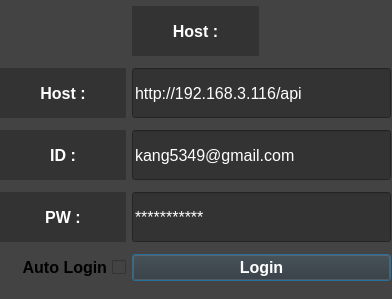
This is kkw/PJT_2st/Login.ui in KKW0/pizza_api as Qt 5 draws it before an edit. The edited form follows.
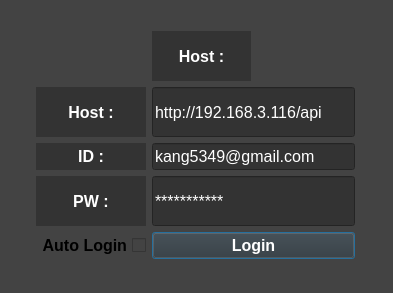
This is the edited form.

Patch:
```diff
--- a/kkw/PJT_2st/Login.ui
+++ b/kkw/PJT_2st/Login.ui
@@ -6,8 +6,8 @@
    <rect>
     <x>0</x>
     <y>0</y>
-    <width>392</width>
-    <height>299</height>
+    <width>393</width>
+    <height>293</height>
    </rect>
   </property>
   <property name="windowTitle">
@@ -26,8 +26,24 @@
     </rect>
    </property>
    <layout class="QGridLayout" name="gridLayout">
-    <item row="3" column="0">
-     <widget class="QLabel" name="PW">
+    <item row="4" column="5">
+     <widget class="QLabel" name="Sin_File_Path_8">
+      <property name="maximumSize">
+       <size>
+        <width>30</width>
+        <height>25</height>
+       </size>
+      </property>
+      <property name="styleSheet">
+       <string notr="true"/>
+      </property>
+      <property name="text">
+       <string/>
+      </property>
+     </widget>
+    </item>
+    <item row="3" column="1">
+     <widget class="QLabel" name="Name">
       <property name="maximumSize">
        <size>
         <width>16777215</width>
@@ -46,7 +62,7 @@
 color: white;</string>
       </property>
       <property name="text">
-       <string>PW :</string>
+       <string>Host :</string>
       </property>
       <property name="alignment">
        <set>Qt::AlignCenter</set>
@@ -54,6 +70,49 @@
      </widget>
     </item>
     <item row="4" column="0">
+     <widget class="QLabel" name="Sin_File_Path_7">
+      <property name="maximumSize">
+       <size>
+        <width>30</width>
+        <height>25</height>
+       </size>
+      </property>
+      <property name="styleSheet">
+       <string notr="true"/>
+      </property>
+      <property name="text">
+       <string/>
+      </property>
+     </widget>
+    </item>
+    <item row="2" column="3">
+     <widget class="QLabel" name="Name_2">
+      <property name="maximumSize">
+       <size>
+        <width>300</width>
+        <height>50</height>
+       </size>
+      </property>
+      <property name="font">
+       <font>
+        <pointsize>12</pointsize>
+        <weight>75</weight>
+        <bold>true</bold>
+       </font>
+      </property>
+      <property name="styleSheet">
+       <string notr="true">background-color: rgb(51, 51, 51);
+color: white;</string>
+      </property>
+      <property name="text">
+       <string>Host :</string>
+      </property>
+      <property name="alignment">
+       <set>Qt::AlignCenter</set>
+      </property>
+     </widget>
+    </item>
+    <item row="6" column="1">
      <widget class="QCheckBox" name="Auto_Login_Check">
       <property name="maximumSize">
        <size>
@@ -76,19 +135,35 @@
       </property>
      </widget>
     </item>
-    <item row="0" column="2">
-     <widget class="QLabel" name="Name_2">
+    <item row="1" column="3">
+     <widget class="QLabel" name="Sin_File_Path_9">
       <property name="maximumSize">
        <size>
         <width>300</width>
+        <height>25</height>
+       </size>
+      </property>
+      <property name="styleSheet">
+       <string notr="true"/>
+      </property>
+      <property name="text">
+       <string/>
+      </property>
+     </widget>
+    </item>
+    <item row="3" column="3" colspan="2">
+     <widget class="QLineEdit" name="Name_Box">
+      <property name="maximumSize">
+       <size>
+        <width>300</width>
         <height>50</height>
        </size>
       </property>
       <property name="font">
        <font>
         <pointsize>12</pointsize>
-        <weight>75</weight>
-        <bold>true</bold>
+        <weight>50</weight>
+        <bold>false</bold>
        </font>
       </property>
       <property name="styleSheet">
@@ -96,15 +171,36 @@
 color: white;</string>
       </property>
       <property name="text">
-       <string>Host :</string>
+       <string>http://192.168.3.116/api</string>
       </property>
-      <property name="alignment">
-       <set>Qt::AlignCenter</set>
+     </widget>
+    </item>
+    <item row="4" column="3" colspan="2">
+     <widget class="QLineEdit" name="ID_Box">
+      <property name="maximumSize">
+       <size>
+        <width>300</width>
+        <height>50</height>
+       </size>
       </property>
+      <property name="font">
+       <font>
+        <pointsize>12</pointsize>
+        <weight>50</weight>
+        <bold>false</bold>
+       </font>
+      </property>
+      <property name="styleSheet">
+       <string notr="true">background-color: rgb(51, 51, 51);
+color: white;</string>
+      </property>
+      <property name="text">
+       <string>kang5349@gmail.com</string>
+      </property>
      </widget>
     </item>
-    <item row="1" column="0">
-     <widget class="QLabel" name="Name">
+    <item row="5" column="1">
+     <widget class="QLabel" name="PW">
       <property name="maximumSize">
        <size>
         <width>16777215</width>
@@ -123,14 +219,14 @@
 color: white;</string>
       </property>
       <property name="text">
-       <string>Host :</string>
+       <string>PW :</string>
       </property>
       <property name="alignment">
        <set>Qt::AlignCenter</set>
       </property>
      </widget>
     </item>
-    <item row="2" column="0">
+    <item row="4" column="1">
      <widget class="QLabel" name="ID">
       <property name="maximumSize">
        <size>
@@ -157,7 +253,7 @@
       </property>
      </widget>
     </item>
-    <item row="3" column="2" colspan="2">
+    <item row="5" column="3" colspan="2">
      <widget class="QLineEdit" name="PW_Box">
       <property name="maximumSize">
        <size>
@@ -181,31 +277,7 @@
       </property>
      </widget>
     </item>
-    <item row="1" column="2" colspan="2">
-     <widget class="QLineEdit" name="Name_Box">
-      <property name="maximumSize">
-       <size>
-        <width>300</width>
-        <height>50</height>
-       </size>
-      </property>
-      <property name="font">
-       <font>
-        <pointsize>12</pointsize>
-        <weight>50</weight>
-        <bold>false</bold>
-       </font>
-      </property>
-      <property name="styleSheet">
-       <string notr="true">background-color: rgb(51, 51, 51);
-color: white;</string>
-      </property>
-      <property name="text">
-       <string>http://192.168.3.116/api</string>
-      </property>
-     </widget>
-    </item>
-    <item row="4" column="2" colspan="2">
+    <item row="6" column="3" colspan="2">
      <widget class="QPushButton" name="Login_Button">
       <property name="maximumSize">
        <size>
@@ -232,27 +304,19 @@
       </property>
      </widget>
     </item>
-    <item row="2" column="2" colspan="2">
-     <widget class="QLineEdit" name="ID_Box">
+    <item row="7" column="3">
+     <widget class="QLabel" name="Sin_File_Path_10">
       <property name="maximumSize">
        <size>
         <width>300</width>
-        <height>50</height>
+        <height>25</height>
        </size>
       </property>
-      <property name="font">
-       <font>
-        <pointsize>12</pointsize>
-        <weight>50</weight>
-        <bold>false</bold>
-       </font>
-      </property>
       <property name="styleSheet">
-       <string notr="true">background-color: rgb(51, 51, 51);
-color: white;</string>
+       <string notr="true"/>
       </property>
       <property name="text">
-       <string>kang5349@gmail.com</string>
+       <string/>
       </property>
      </widget>
     </item>
```
